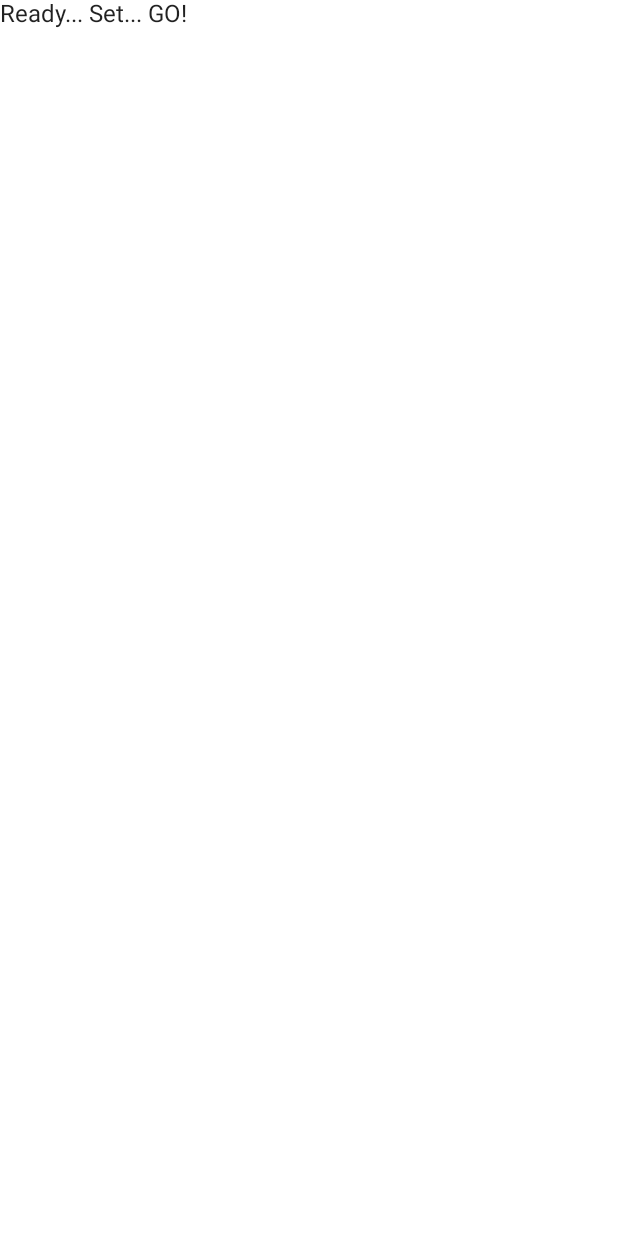
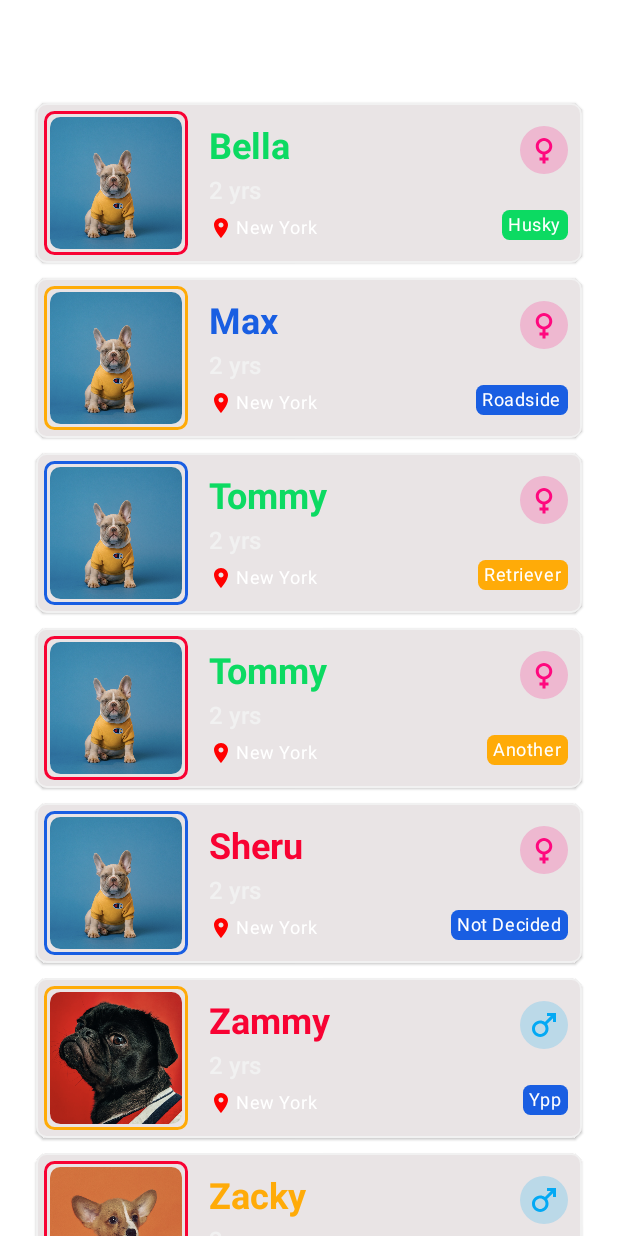
Before and after one commit to prateekcode/Android-Canray-Projects, an Android app built with Jetpack Compose: the screen it shows after launch (MainActivity), on a phone screen of 412 x 824 dp. Before the commit the screen is almost empty. Run offline under Robolectric (Android 15) with nearby library versions, the phone set to English and light mode, and no system bars.

Commit message:
PupList and HomeScreen layout done

```diff
--- a/app/src/main/java/com/example/androiddevchallenge/MainActivity.kt
+++ b/app/src/main/java/com/example/androiddevchallenge/MainActivity.kt
@@ -18,11 +18,24 @@ package com.example.androiddevchallenge
 import android.os.Bundle
 import androidx.activity.compose.setContent
 import androidx.appcompat.app.AppCompatActivity
-import androidx.compose.material.MaterialTheme
-import androidx.compose.material.Surface
-import androidx.compose.material.Text
+import androidx.appcompat.app.AppCompatDelegate
+import androidx.compose.foundation.clickable
+import androidx.compose.foundation.isSystemInDarkTheme
+import androidx.compose.foundation.layout.Column
+import androidx.compose.foundation.layout.padding
+import androidx.compose.foundation.lazy.LazyColumn
+import androidx.compose.foundation.lazy.itemsIndexed
+import androidx.compose.foundation.shape.RoundedCornerShape
+import androidx.compose.material.*
 import androidx.compose.runtime.Composable
+import androidx.compose.ui.Modifier
 import androidx.compose.ui.tooling.preview.Preview
+import androidx.compose.ui.unit.dp
+import com.example.androiddevchallenge.components.Header
+import com.example.androiddevchallenge.components.PuppyListDogCard
+import com.example.androiddevchallenge.data.PupList
+import com.example.androiddevchallenge.model.Puppy
+import com.example.androiddevchallenge.navigation.HomeLayout
 import com.example.androiddevchallenge.ui.theme.MyTheme
 
 class MainActivity : AppCompatActivity() {
@@ -30,10 +43,13 @@ class MainActivity : AppCompatActivity() {
         super.onCreate(savedInstanceState)
         setContent {
             MyTheme {
-                MyApp()
+                Surface(color = MaterialTheme.colors.background) {
+                    HomeLayout()
+                }
             }
         }
     }
+
 }
 
 // Start building your app here!
--- /dev/null
+++ b/app/src/main/java/com/example/androiddevchallenge/components/Chip.kt
@@ -0,0 +1,23 @@
+package com.example.androiddevchallenge.components
+
+import androidx.compose.foundation.background
+import androidx.compose.foundation.layout.padding
+import androidx.compose.foundation.shape.RoundedCornerShape
+import androidx.compose.material.Text
+import androidx.compose.runtime.Composable
+import androidx.compose.ui.Modifier
+import androidx.compose.ui.unit.dp
+import com.example.androiddevchallenge.ui.theme.typography
+import com.example.androiddevchallenge.ui.theme.white
+
+@Composable
+fun Chip(content: String) {
+    Text(
+        text = content,
+        style = typography.caption,
+        color = white,
+        modifier = Modifier
+            .background(color = getBackgroundColor(), shape = RoundedCornerShape(5.dp))
+            .padding(start = 4.dp, end = 4.dp, top = 2.dp, bottom = 2.dp)
+    )
+}
--- /dev/null
+++ b/app/src/main/java/com/example/androiddevchallenge/components/Header.kt
@@ -0,0 +1,33 @@
+package com.example.androiddevchallenge.components
+
+import androidx.compose.foundation.clickable
+import androidx.compose.foundation.isSystemInDarkTheme
+import androidx.compose.foundation.layout.*
+import androidx.compose.material.Icon
+import androidx.compose.material.MaterialTheme
+import androidx.compose.material.Text
+import androidx.compose.material.icons.Icons
+import androidx.compose.material.icons.filled.DarkMode
+import androidx.compose.material.icons.filled.LightMode
+import androidx.compose.runtime.Composable
+import androidx.compose.ui.Modifier
+import androidx.compose.ui.graphics.vector.ImageVector
+import androidx.compose.ui.res.painterResource
+import androidx.compose.ui.text.style.TextAlign
+import androidx.compose.ui.unit.dp
+import com.example.androiddevchallenge.ui.theme.purple200
+
+@Composable
+fun Header() {
+    Row(
+        modifier = Modifier
+            .fillMaxWidth().padding(15.dp)
+    ) {
+        Text(
+            text = "Pupdopt",
+            textAlign = TextAlign.Start,
+            style = MaterialTheme.typography.h5,
+            color = MaterialTheme.colors.surface
+        )
+    }
+}
--- /dev/null
+++ b/app/src/main/java/com/example/androiddevchallenge/components/PuppyDogCard.kt
@@ -0,0 +1,145 @@
+package com.example.androiddevchallenge.components
+
+import androidx.compose.foundation.Image
+import androidx.compose.foundation.background
+import androidx.compose.foundation.border
+import androidx.compose.foundation.clickable
+import androidx.compose.foundation.layout.*
+import androidx.compose.foundation.shape.CircleShape
+import androidx.compose.foundation.shape.RoundedCornerShape
+import androidx.compose.material.*
+import androidx.compose.material.icons.Icons
+import androidx.compose.material.icons.filled.Female
+import androidx.compose.material.icons.filled.LocationCity
+import androidx.compose.material.icons.filled.LocationOn
+import androidx.compose.material.icons.filled.Male
+import androidx.compose.runtime.Composable
+import androidx.compose.ui.Alignment
+import androidx.compose.ui.Modifier
+import androidx.compose.ui.draw.clip
+import androidx.compose.ui.graphics.Color
+import androidx.compose.ui.graphics.RectangleShape
+import androidx.compose.ui.graphics.painter.Painter
+import androidx.compose.ui.graphics.vector.ImageVector
+import androidx.compose.ui.layout.ContentScale
+import androidx.compose.ui.res.painterResource
+import androidx.compose.ui.text.font.FontWeight
+import androidx.compose.ui.text.style.TextOverflow
+import androidx.compose.ui.unit.dp
+import com.example.androiddevchallenge.model.Puppy
+import com.example.androiddevchallenge.ui.theme.*
+
+@Composable
+fun PuppyListDogCard(puppy: Puppy, onClick: (Int) -> Unit) {
+    Card(
+        modifier = Modifier
+            .border(width = 1.dp, color = lightGrey, shape = RoundedCornerShape(7.dp)),
+        elevation = 5.dp,
+        backgroundColor = darkGrey
+    ) {
+        Row(
+            modifier = Modifier
+                .fillMaxWidth()
+                .padding(start = 5.dp, end = 5.dp, top = 5.dp, bottom = 5.dp),
+            verticalAlignment = Alignment.CenterVertically
+        ) {
+            Box(
+                modifier = Modifier
+                    .size(96.dp)
+                    .clip(RectangleShape)
+                    .border(
+                        width = 2.dp,
+                        color = getBackgroundColor(),
+                        shape = RoundedCornerShape(7.dp)
+                    )
+            ) {
+                val image: Painter = painterResource(id = puppy.image)
+                Image(
+                    painter = image,
+                    contentDescription = null,
+                    contentScale = ContentScale.Crop,
+                    modifier = Modifier
+                        .padding(4.dp)
+                        .clip(RoundedCornerShape(7.dp))
+                )
+            }
+            Spacer(modifier = Modifier.size(10.dp))
+            Column(
+                modifier = Modifier.padding(4.dp)
+            ) {
+                Row(
+                    modifier = Modifier
+                        .fillMaxWidth()
+                ) {
+                    Text(
+                        text = puppy.name,
+                        style = MaterialTheme.typography.h5.copy(fontWeight = FontWeight.Bold),
+                        color = getBackgroundColor()
+                    )
+                    Row(
+                        modifier = Modifier
+                            .fillMaxWidth(),
+                        horizontalArrangement = Arrangement.End
+                    ) {
+                        Box(
+                            modifier = Modifier
+                                .clip(CircleShape)
+                                .background(color = genderColor(gender = puppy.gender).copy(0.2f))
+                        ) {
+                            Icon(
+                                imageVector = getGenderIcon(gender = puppy.gender),
+                                contentDescription = "Gender",
+                                modifier = Modifier.padding(4.dp),
+                                tint = genderColor(gender = puppy.gender)
+                            )
+                        }
+                    }
+                }
+                Spacer(modifier = Modifier.size(2.dp))
+                Text(
+                    text = "${puppy.age} yrs",
+                    style = MaterialTheme.typography.body1.copy(fontWeight = FontWeight.Medium),
+                    color = lightGrey
+                )
+                Row(verticalAlignment = Alignment.Bottom, modifier = Modifier.padding(top = 3.dp)) {
+                    val icon: ImageVector = Icons.Default.LocationOn
+                    Icon(
+                        imageVector = icon,
+                        contentDescription = "Location",
+                        modifier = Modifier.size(16.dp, 16.dp),
+                        tint = Color.Red
+                    )
+                    Spacer(modifier = Modifier.padding(start = 2.dp))
+                    Text(
+                        text = puppy.address,
+                        style = MaterialTheme.typography.caption,
+                        color = white
+                    )
+                    Row(
+                        modifier = Modifier
+                            .fillMaxWidth(),
+                        horizontalArrangement = Arrangement.End
+                    ) {
+                        Chip(content = puppy.type)
+                    }
+
+                }
+            }
+
+        }
+    }
+}
+
+fun genderColor(gender: String): Color {
+    return if (gender == "Male") male else female
+}
+
+
+fun getBackgroundColor(): Color {
+    val colorsList = listOf(red, green, blue, orange)
+    return colorsList.random()
+}
+
+fun getGenderIcon(gender: String): ImageVector {
+    return if (gender == "Male") Icons.Default.Male else Icons.Default.Female
+}
--- /dev/null
+++ b/app/src/main/java/com/example/androiddevchallenge/data/PupList.kt
@@ -0,0 +1,86 @@
+package com.example.androiddevchallenge.data
+
+import com.example.androiddevchallenge.R
+import com.example.androiddevchallenge.model.Puppy
+
+object PupList {
+    fun getPetsData() = petList
+}
+
+
+
+private val petList = listOf(
+    Puppy(
+        "Bella",
+        "2",
+        "Female",
+        "Husky",
+        "Bella is a sweet puppy. She has been at shelter since she was born and we'd really love to see her get into a new home soon!. She gets along well with other pets, and is used to being around dogs.",
+        "New York",
+        R.drawable.blue_dog
+    ),
+    Puppy(
+        "Max",
+        "2",
+        "Female",
+        "Roadside",
+        "Bella is a sweet puppy. She has been at shelter since she was born and we'd really love to see her get into a new home soon!. She gets along well with other pets, and is used to being around dogs.",
+        "New York",
+        R.drawable.blue_dog
+    ),
+    Puppy(
+        "Tommy",
+        "2",
+        "Female",
+        "Retriever",
+        "Bella is a sweet puppy. She has been at shelter since she was born and we'd really love to see her get into a new home soon!. She gets along well with other pets, and is used to being around dogs.",
+        "New York",
+        R.drawable.blue_dog
+    ),
+    Puppy(
+        "Tommy",
+        "2",
+        "Female",
+        "Another",
+        "Bella is a sweet puppy. She has been at shelter since she was born and we'd really love to see her get into a new home soon!. She gets along well with other pets, and is used to being around dogs.",
+        "New York",
+        R.drawable.blue_dog
+    ),
+    Puppy(
+        "Sheru",
+        "2",
+        "Female",
+        "Not Decided",
+        "Bella is a sweet puppy. She has been at shelter since she was born and we'd really love to see her get into a new home soon!. She gets along well with other pets, and is used to being around dogs.",
+        "New York",
+        R.drawable.blue_dog
+    ),
+    Puppy(
+        "Zammy",
+        "2",
+        "Male",
+        "Ypp",
+        "Bella is a sweet puppy. She has been at shelter since she was born and we'd really love to see her get into a new home soon!. She gets along well with other pets, and is used to being around dogs.",
+        "New York",
+        R.drawable.red_dog
+    ),
+    Puppy(
+        "Zacky",
+        "2",
+        "Male",
+        "White Lion",
+        "Bella is a sweet puppy. She has been at shelter since she was born and we'd really love to see her get into a new home soon!. She gets along well with other pets, and is used to being around dogs.",
+        "New York",
+        R.drawable.orange_dog
+    ),
+    Puppy(
+        "Pillu",
+        "2",
+        "Male",
+        "Husky",
+        "Bella is a sweet puppy. She has been at shelter since she was born and we'd really love to see her get into a new home soon!. She gets along well with other pets, and is used to being around dogs.",
+        "New York",
+        R.drawable.orange_dog
+    ),
+
+)
--- /dev/null
+++ b/app/src/main/java/com/example/androiddevchallenge/model/Puppy.kt
@@ -0,0 +1,14 @@
+package com.example.androiddevchallenge.model
+
+import androidx.annotation.DrawableRes
+import androidx.compose.ui.graphics.painter.Painter
+
+data class Puppy(
+    val name: String,
+    val age: String,
+    val gender: String,
+    val type: String,
+    val description: String,
+    val address: String,
+    val image: Int,
+)
--- a/app/src/main/java/com/example/androiddevchallenge/ui/theme/Color.kt
+++ b/app/src/main/java/com/example/androiddevchallenge/ui/theme/Color.kt
@@ -21,3 +21,24 @@ val purple200 = Color(0xFFBB86FC)
 val purple500 = Color(0xFF6200EE)
 val purple700 = Color(0xFF3700B3)
 val teal200 = Color(0xFF03DAC5)
+
+val lightGrey = Color(0xFFF1F1F1)
+val darkGrey = Color(0xFFE9E4E5)
+val red = Color(0xFFF80233)
+val green = Color(0xFF0CDA62)
+val blue = Color(0xFF195EE2)
+val orange = Color(0xFFFFAB08)
+val pink = Color(0xFFE72E66)
+
+val white = Color(0xFFFFFFFF)
+val black = Color(0xFF000000)
+
+val male = Color(0xFF03A9F4)
+val female = Color(0xFFFF087E)
+
+val blueBG = Color(0xFFF4F7FD)
+val blueBGNight = Color(0xFF0C1B3A)
+val blueText = Color(0xFF1E3054)
+val pinkText = Color(0xFFF5CAC9)
+val card = Color(0xFFFFFFFF)
+val cardNight = Color(0xFF162544)
--- /dev/null
+++ b/app/src/main/java/com/example/androiddevchallenge/view/DetailActivity.kt
@@ -0,0 +1,10 @@
+package com.example.androiddevchallenge.view
+
+import androidx.appcompat.app.AppCompatActivity
+import android.os.Bundle
+
+class DetailActivity : AppCompatActivity() {
+    override fun onCreate(savedInstanceState: Bundle?) {
+        super.onCreate(savedInstanceState)
+    }
+}
--- /dev/null
+++ b/app/src/main/java/com/example/androiddevchallenge/view/HomeLayoutScreen.kt
@@ -0,0 +1,48 @@
+package com.example.androiddevchallenge.navigation
+
+import androidx.compose.foundation.layout.Column
+import androidx.compose.foundation.layout.padding
+import androidx.compose.foundation.lazy.LazyColumn
+import androidx.compose.foundation.lazy.itemsIndexed
+import androidx.compose.foundation.shape.RoundedCornerShape
+import androidx.compose.material.Card
+import androidx.compose.material.MaterialTheme
+import androidx.compose.material.Scaffold
+import androidx.compose.runtime.Composable
+import androidx.compose.ui.Modifier
+import androidx.compose.ui.unit.dp
+import com.example.androiddevchallenge.components.Header
+import com.example.androiddevchallenge.components.PuppyListDogCard
+import com.example.androiddevchallenge.data.PupList
+import com.example.androiddevchallenge.model.Puppy
+
+@Composable
+fun HomeLayout() {
+    Scaffold(
+        topBar = { Header() }
+    ) {
+        LazyColumn(
+            modifier = Modifier.padding(horizontal = 24.dp)
+        ) {
+            itemsIndexed(PupList.getPetsData()) { index, pet ->
+                ListItem(pet, index)
+            }
+        }
+    }
+}
+
+
+//List Items
+@Composable
+fun ListItem(puppy: Puppy, index: Int) {
+    val typography = MaterialTheme.typography
+    Card(
+        modifier = Modifier
+            .padding(top = 10.dp),
+        shape = RoundedCornerShape(8.dp),
+    ) {
+        Column {
+            PuppyListDogCard(puppy = puppy, onClick = { /*TODO*/ })
+        }
+    }
+}
```
Also changed, not shown: app/src/main/AndroidManifest.xml (+4 -12 lines), app/src/main/res/drawable/blue_dog.png (added), app/src/main/res/drawable/orange_dog.png (added), app/src/main/res/drawable/red_dog.png (added).
